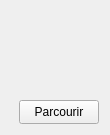
The window that src/gui/widgets/browseimagewidget.ui (FACT-Team/FactDev) describes before a commit, drawn with Qt 5.
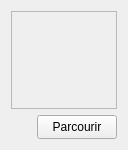
The same window after the commit. Icons and pictures are not drawn.

Diff of the .ui file:
```diff
--- a/src/gui/widgets/browseimagewidget.ui
+++ b/src/gui/widgets/browseimagewidget.ui
@@ -6,21 +6,52 @@
    <rect>
     <x>0</x>
     <y>0</y>
-    <width>110</width>
-    <height>135</height>
+    <width>128</width>
+    <height>150</height>
    </rect>
   </property>
   <property name="minimumSize">
    <size>
-    <width>110</width>
-    <height>135</height>
+    <width>128</width>
+    <height>150</height>
    </size>
   </property>
   <property name="windowTitle">
    <string>Form</string>
   </property>
-  <layout class="QGridLayout" name="gridLayout">
-   <item row="1" column="0">
+  <layout class="QVBoxLayout" name="verticalLayout">
+   <item>
+    <widget class="QLabel" name="lbIcon">
+     <property name="minimumSize">
+      <size>
+       <width>64</width>
+       <height>64</height>
+      </size>
+     </property>
+     <property name="maximumSize">
+      <size>
+       <width>256</width>
+       <height>256</height>
+      </size>
+     </property>
+     <property name="sizeIncrement">
+      <size>
+       <width>1</width>
+       <height>1</height>
+      </size>
+     </property>
+     <property name="frameShape">
+      <enum>QFrame::StyledPanel</enum>
+     </property>
+     <property name="text">
+      <string/>
+     </property>
+     <property name="scaledContents">
+      <bool>true</bool>
+     </property>
+    </widget>
+   </item>
+   <item>
     <layout class="QHBoxLayout" name="horizontalLayout">
      <item>
       <spacer name="horizontalSpacer">
@@ -37,6 +68,12 @@
      </item>
      <item>
       <widget class="QPushButton" name="btnBrowse">
+       <property name="minimumSize">
+        <size>
+         <width>80</width>
+         <height>24</height>
+        </size>
+       </property>
        <property name="maximumSize">
         <size>
          <width>80</width>
@@ -54,31 +91,6 @@
      </item>
     </layout>
    </item>
-   <item row="0" column="0">
-    <widget class="QLabel" name="lbIcon">
-     <property name="minimumSize">
-      <size>
-       <width>32</width>
-       <height>32</height>
-      </size>
-     </property>
-     <property name="maximumSize">
-      <size>
-       <width>128</width>
-       <height>128</height>
-      </size>
-     </property>
-     <property name="text">
-      <string/>
-     </property>
-     <property name="pixmap">
-      <pixmap resource="../../icons.qrc">:/icons/img/company.png</pixmap>
-     </property>
-     <property name="scaledContents">
-      <bool>true</bool>
-     </property>
-    </widget>
-   </item>
   </layout>
  </widget>
  <resources>
```
Left out of the diff: 2 changed lines with no effect on the pictures.
